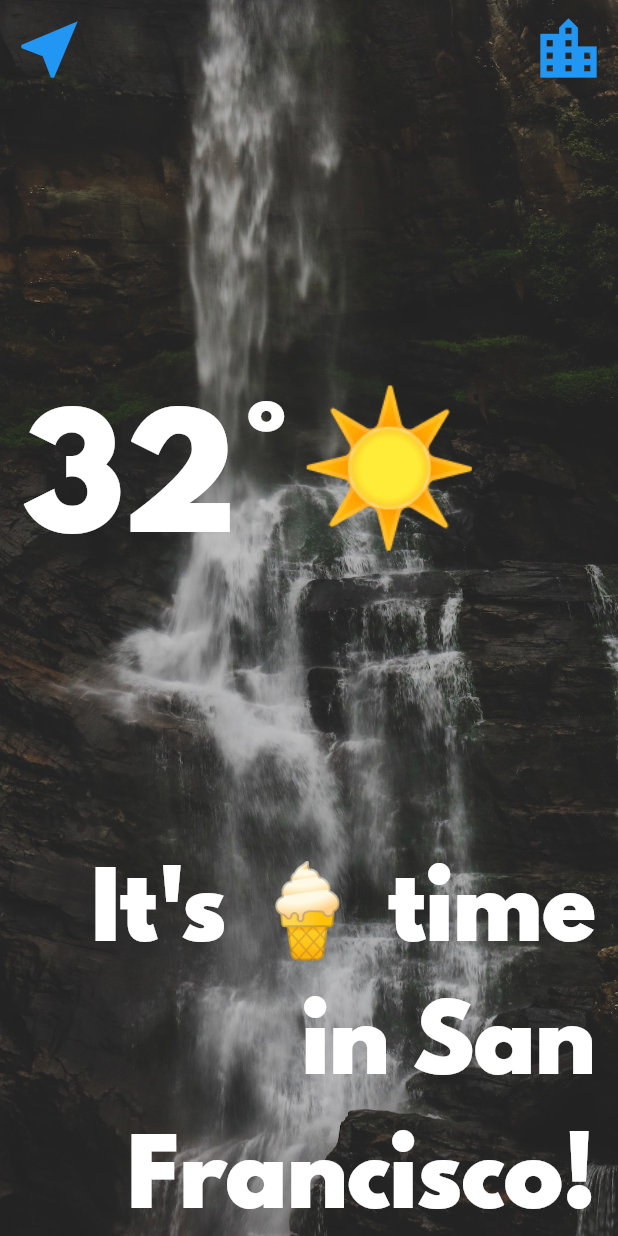
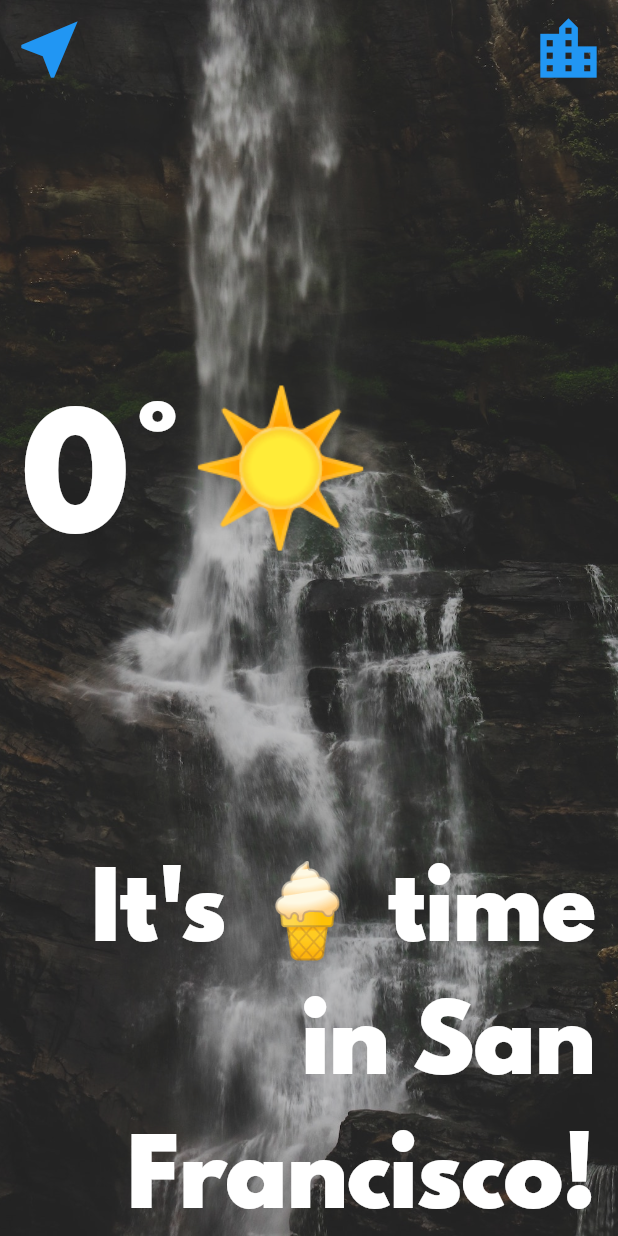
Before and after one commit to 1amSumit/climax-flutter, a Flutter app: the LocationScreen screen opened directly, on a phone screen of 412 x 824 dp. Run offline on Flutter 3.47's test engine with Material 2 defaults, Android fonts, the phone set to English and light mode, and no system bars; our stand-ins replace flutter_spinkit, geolocator; network calls fail; statements that could not run were skipped.

Commit message:
ui updated usin open weather api

```diff
--- a/climax/lib/screens/location_screen.dart
+++ b/climax/lib/screens/location_screen.dart
@@ -2,11 +2,31 @@ import 'package:flutter/material.dart';
 import 'package:climax/utilities/constants.dart';
 
 class LocationScreen extends StatefulWidget {
+  LocationScreen({this.locationData});
+
+  final locationData;
   @override
   _LocationScreenState createState() => _LocationScreenState();
 }
 
 class _LocationScreenState extends State<LocationScreen> {
+  int temp = 0;
+  int condition = 0;
+  String city = "";
+
+  @override
+  void initState() {
+    super.initState();
+    updateUI(widget.locationData);
+  }
+
+  void updateUI(dynamic weatherData) {
+    double doubleTemp = weatherData["main"]["temp"];
+    temp = doubleTemp.toInt();
+    condition = weatherData["weather"][0]["id"];
+    city = weatherData["name"];
+  }
+
   @override
   Widget build(BuildContext context) {
     return Scaffold(
@@ -49,7 +69,7 @@ class _LocationScreenState extends State<LocationScreen> {
                 child: Row(
                   children: <Widget>[
                     Text(
-                      '32°',
+                      '$temp°',
                       style: kTempTextStyle,
                     ),
                     Text(
--- a/climax/lib/services/location.dart
+++ b/climax/lib/services/location.dart
@@ -1,8 +1,8 @@
 import "package:geolocator/geolocator.dart";
 
 class Location {
-  double? latitude;
-  double? longitude;
+  double latitude = 0.0;
+  double longitude = 0.0;
 
   Future<void> getCurrentLocation() async {
     try {
--- a/climax/pubspec.yaml
+++ b/climax/pubspec.yaml
@@ -35,6 +35,8 @@ dependencies:
   # Use with the CupertinoIcons class for iOS style icons.
   cupertino_icons: ^1.0.2
   geolocator: ^10.1.0
+  http: ^1.1.0
+  flutter_spinkit: ^5.2.0
 
 dev_dependencies:
   flutter_test:
```
Also changed, not shown: climax/lib/screens/loading_screen.dart (+26 -5 lines), climax/lib/services/networking.dart (+18 -0 lines), climax/pubspec.lock.
